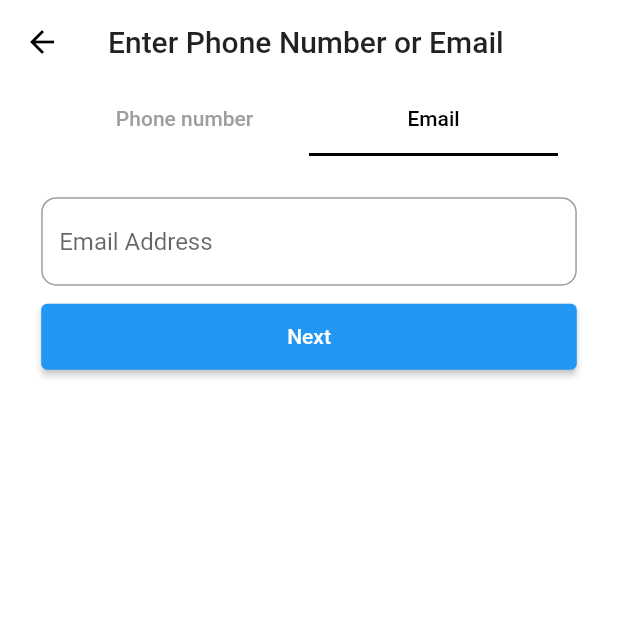
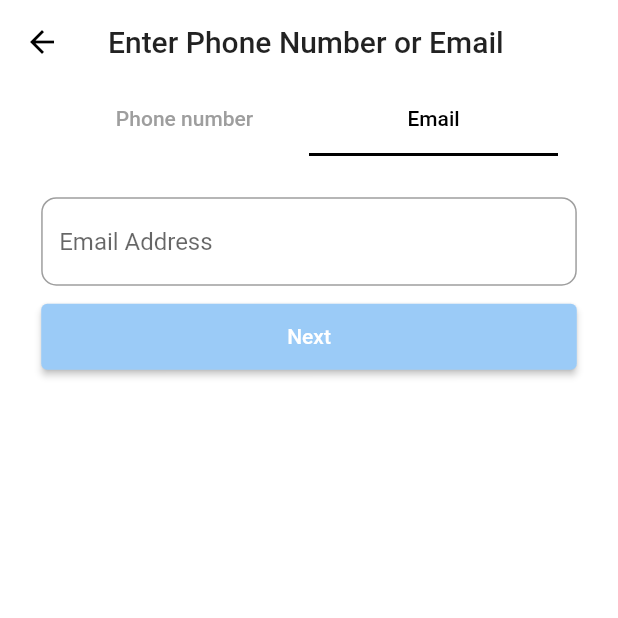
Before and after one commit to EniRox001/memestagram, a Flutter app: the SignupMobileTwo screen opened directly, tab 2 chosen, on a phone screen of 412 x 824 dp, the top half of it. Run offline on Flutter 3.47's test engine with Material 2 defaults, Android fonts, the light colour scheme and no system bars; our stand-ins replace dio, google_fonts, intl_phone_field, sizer; network calls fail.

Commit message:
refactored utils and added validation to forms

```diff
--- a/lib/main.dart
+++ b/lib/main.dart
@@ -1,5 +1,6 @@
 import 'package:flutter/material.dart';
 import 'package:memestagram/cloud_functions/server.dart';
+import 'package:memestagram/providers/form_providers.dart';
 import 'package:memestagram/providers/login_provider.dart';
 import 'package:memestagram/utils/colors.dart';
 import 'package:memestagram/views/login_signup/login.dart';
@@ -11,6 +12,7 @@ void main() {
     MultiProvider(
       providers: [
         ChangeNotifierProvider(create: (_) => LoginProvider()),
+        ChangeNotifierProvider(create: (_) => FormProviders()),
       ],
       child: const MyApp(),
     ),
--- /dev/null
+++ b/lib/providers/form_providers.dart
@@ -0,0 +1,33 @@
+import 'package:flutter/material.dart';
+import 'package:provider/provider.dart';
+
+class FormProviders extends ChangeNotifier {
+  bool _validatedField = false;
+  bool _validatedPhoneField = false;
+
+  bool get validatedField => _validatedField;
+  bool get validatedPhoneField => _validatedPhoneField;
+
+  void setValidateField(bool value) {
+    _validatedField = value;
+    notifyListeners();
+  }
+
+  void setValidatePhoneField(bool value) {
+    _validatedPhoneField = value;
+    notifyListeners();
+  }
+}
+
+String validateEmailProvider(String val, BuildContext context) {
+  if (val.isEmpty || !val.contains("@")) {
+    context.read<FormProviders>().setValidateField(false);
+  } else {
+    context.read<FormProviders>().setValidateField(true);
+  }
+  return '';
+}
+
+void validatePhoneProvider(String val, BuildContext context) {
+  context.read<FormProviders>().setValidatePhoneField(true);
+}
--- a/lib/utils/colors.dart
+++ b/lib/utils/colors.dart
@@ -5,4 +5,6 @@ abstract class AppColors {
   static const Color white = Colors.white;
   static const lightDark = Colors.black87;
   static const lighterDark = Colors.black12;
+  static const blue = Color(0xFF3797EF);
+  static const lightBlue = Color(0xFF9BCBF7);
 }
--- a/lib/widgets/common/w_elevated_button.dart
+++ b/lib/widgets/common/w_elevated_button.dart
@@ -1,18 +1,22 @@
 import 'package:flutter/material.dart';
+import 'package:memestagram/utils/colors.dart';
 
 class WElevatedButton extends StatelessWidget {
   const WElevatedButton({
     Key? key,
     required this.onPressed,
     required this.text,
+    this.color = AppColors.blue,
   }) : super(key: key);
 
   final VoidCallback onPressed;
   final String text;
+  final Color color;
 
   @override
   Widget build(BuildContext context) {
     return ElevatedButton(
+      style: ElevatedButton.styleFrom(backgroundColor: color),
       onPressed: onPressed,
       child: Padding(
         padding: const EdgeInsets.symmetric(vertical: 14.0),
--- a/lib/widgets/common/w_phone_inputfield.dart
+++ b/lib/widgets/common/w_phone_inputfield.dart
@@ -8,10 +8,12 @@ class WPhoneInputField extends StatelessWidget {
     Key? key,
     required this.controller,
     required this.hintText,
+    this.onChanged,
   }) : super(key: key);
 
   final TextEditingController controller;
   final String hintText;
+  final String Function(String)? onChanged;
 
   @override
   Widget build(BuildContext context) {
--- a/lib/widgets/common/w_stock_inputfield.dart
+++ b/lib/widgets/common/w_stock_inputfield.dart
@@ -1,19 +1,28 @@
 import 'package:flutter/material.dart';
+import 'package:memestagram/providers/form_providers.dart';
 import 'package:memestagram/utils/colors.dart';
 
+import 'package:provider/provider.dart';
+import 'package:memestagram/utils/validators.dart';
+
 class WStockInputField extends StatelessWidget {
-  const WStockInputField({
-    Key? key,
+  const WStockInputField(
+      {Key? key,
       required this.controller,
       required this.hintText,
-  }) : super(key: key);
+      this.onChanged,
+      this.validator})
+      : super(key: key);
 
   final TextEditingController controller;
   final String hintText;
+  final String? Function(String?)? validator;
+  final String Function(String)? onChanged;
 
   @override
   Widget build(BuildContext context) {
     return TextFormField(
+        autovalidateMode: AutovalidateMode.onUserInteraction,
         controller: controller,
         decoration: InputDecoration(
           hintText: hintText,
@@ -32,6 +41,7 @@ class WStockInputField extends StatelessWidget {
             ),
           ),
         ),
-    );
+        onChanged: onChanged,
+        validator: validator);
   }
 }
--- a/lib/widgets/mobile/signup_mobile_two.dart
+++ b/lib/widgets/mobile/signup_mobile_two.dart
@@ -1,9 +1,12 @@
 import 'package:flutter/material.dart';
+import 'package:memestagram/providers/form_providers.dart';
 import 'package:memestagram/utils/colors.dart';
+import 'package:memestagram/utils/validators.dart';
 import 'package:memestagram/widgets/common/w_elevated_button.dart';
 import 'package:memestagram/widgets/common/w_phone_inputfield.dart';
 import 'package:memestagram/widgets/common/w_stock_inputfield.dart';
 import 'package:sizer/sizer.dart';
+import 'package:provider/provider.dart';
 
 class SignupMobileTwo extends StatefulWidget {
   const SignupMobileTwo({super.key});
@@ -29,6 +32,7 @@ class _SignupMobileTwoState extends State<SignupMobileTwo>
 
   @override
   Widget build(BuildContext context) {
+    bool changeColor = false;
     return Scaffold(
       appBar: AppBar(
         elevation: 0,
@@ -58,7 +62,12 @@ class _SignupMobileTwoState extends State<SignupMobileTwo>
                   controller: phoneNumberController,
                   hintText: 'Phone Number',
                 ),
-                WElevatedButton(onPressed: () {}, text: 'Next'),
+                WElevatedButton(
+                    onPressed: () {
+                      print(context.read<FormProviders>().validatedPhoneField);
+                    },
+                    text: 'Next',
+                    color: AppColors.blue),
               ],
             ),
           ),
@@ -69,11 +78,23 @@ class _SignupMobileTwoState extends State<SignupMobileTwo>
                 WStockInputField(
                   controller: emailAddressController,
                   hintText: 'Email Address',
+                  validator: (val) {
+                    return validateEmail(val);
+                  },
+                  onChanged: (value) {
+                    return validateEmailProvider(value, context);
+                  },
                 ),
                 const SizedBox(
                   height: 10.0,
                 ),
-                WElevatedButton(onPressed: () {}, text: 'Next'),
+                WElevatedButton(
+                  onPressed: () {},
+                  text: 'Next',
+                  color: context.watch<FormProviders>().validatedField
+                      ? AppColors.blue
+                      : AppColors.lightBlue,
+                ),
               ],
             ),
           ),
```
Also changed, not shown: lib/utils/validators.dart (added, +17 -0 lines). Lines whose indentation alone changed are shown as unchanged.
